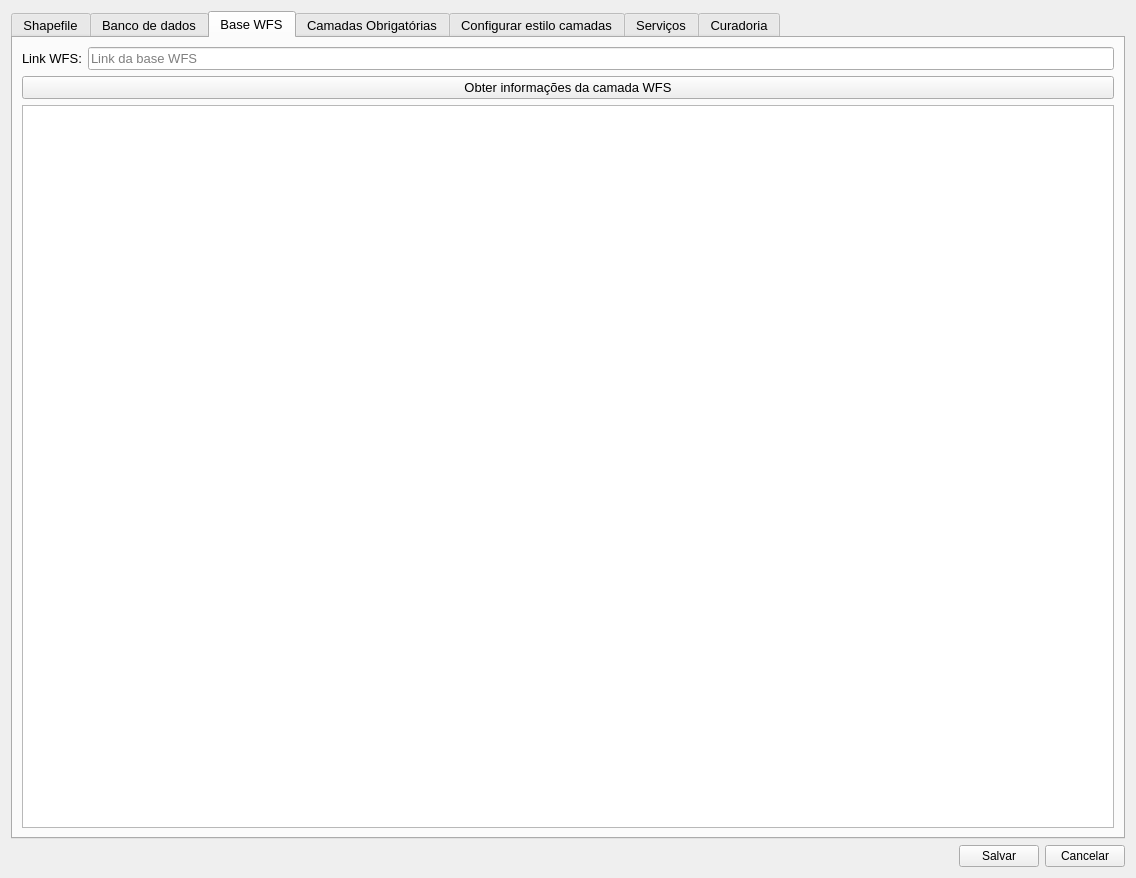
Old version of the form settings/config_window.ui in the repository spuhub/prisma.
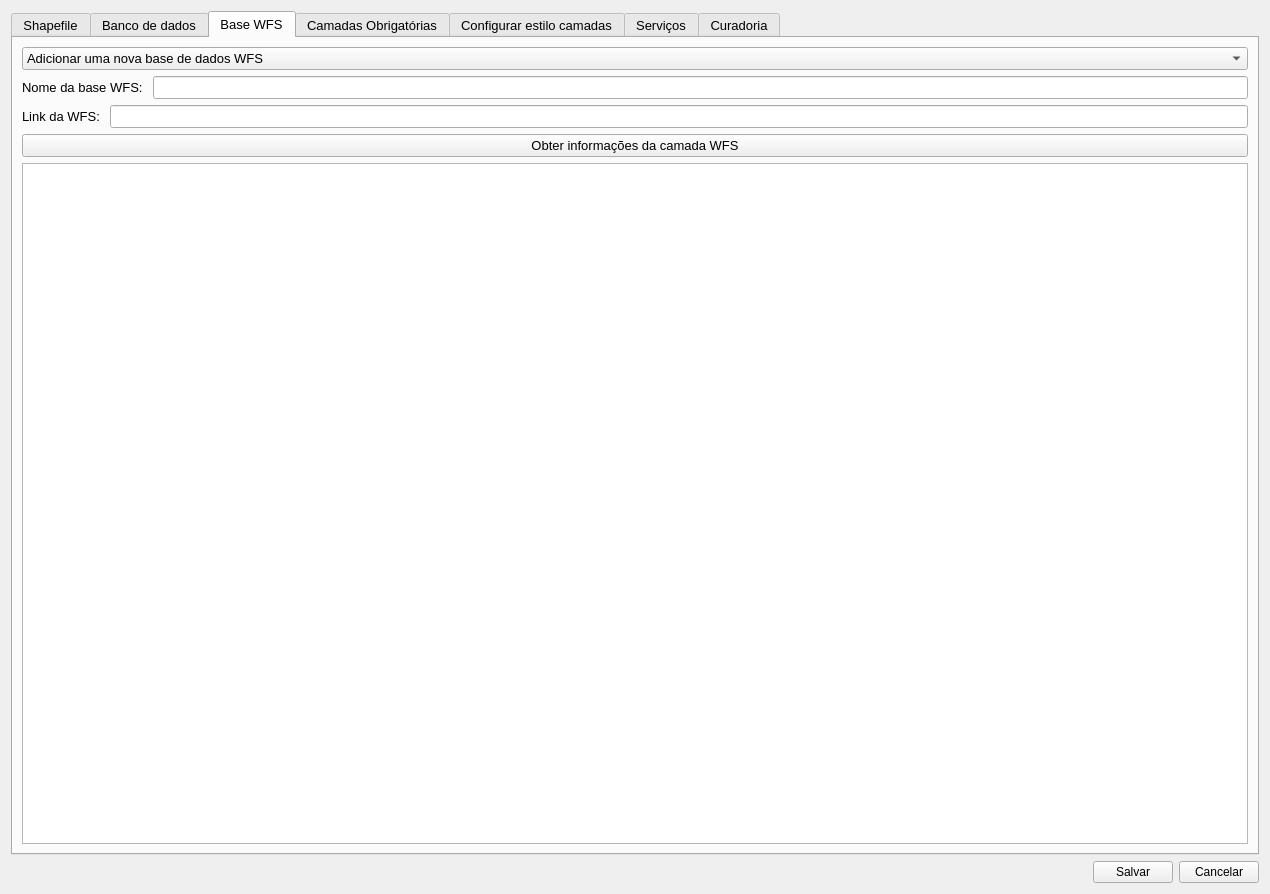
New version of the form. The open tabs and pages were chosen to show the change. Icons and pictures are not drawn. Custom widgets are drawn as their Qt base class.

Patch:
```diff
--- a/settings/config_window.ui
+++ b/settings/config_window.ui
@@ -6,8 +6,8 @@
    <rect>
     <x>0</x>
     <y>0</y>
-    <width>1136</width>
-    <height>878</height>
+    <width>1270</width>
+    <height>894</height>
    </rect>
   </property>
   <property name="windowTitle">
@@ -487,12 +487,39 @@
        <string>Base WFS</string>
       </attribute>
       <layout class="QVBoxLayout" name="verticalLayout_13">
+       <item>
+        <layout class="QHBoxLayout" name="horizontalLayout_51">
+         <item>
+          <widget class="QComboBox" name="combo_wfs">
+           <item>
+            <property name="text">
+             <string>Adicionar uma nova base de dados WFS</string>
+            </property>
+           </item>
+          </widget>
+         </item>
+        </layout>
+       </item>
+       <item>
+        <layout class="QHBoxLayout" name="horizontalLayout_54">
+         <item>
+          <widget class="QLabel" name="label_55">
+           <property name="text">
+            <string>Nome da base WFS: </string>
+           </property>
+          </widget>
+         </item>
+         <item>
+          <widget class="QLineEdit" name="txt_nome_wfs"/>
+         </item>
+        </layout>
+       </item>
        <item>
         <layout class="QHBoxLayout" name="horizontalLayout_50">
          <item>
           <widget class="QLabel" name="label_17">
            <property name="text">
-            <string>Link WFS:</string>
+            <string>Link da WFS: </string>
            </property>
           </widget>
          </item>
@@ -514,7 +541,7 @@
             <bool>true</bool>
            </property>
            <property name="placeholderText">
-            <string>Link da base WFS</string>
+            <string/>
            </property>
            <property name="cursorMoveStyle">
             <enum>Qt::LogicalMoveStyle</enum>
```
Left out of the diff: 2 changed lines with no effect on the pictures.
